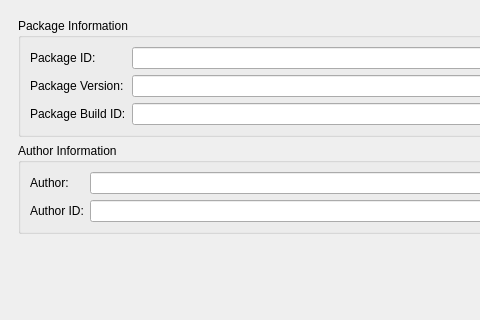
Qt form src/plugins/qnx/bardescriptoreditorwidget.ui (qt-creator/qt-creator) before a commit; both pictures show x 0 to 480 and y 0 to 320 of the 1039 by 735 pixel window.
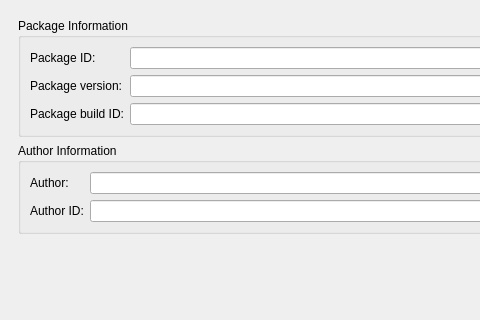
The same form after that commit. Custom widgets are drawn as their Qt base class.

Commit message:
UI text: edit QNX messages
Fix capitalization of UI text.

Diff of the .ui file:
```diff
--- a/src/plugins/qnx/bardescriptoreditorwidget.ui
+++ b/src/plugins/qnx/bardescriptoreditorwidget.ui
@@ -65,7 +65,7 @@
            <item row="1" column="0">
             <widget class="QLabel" name="label_2">
              <property name="text">
-              <string>Package Version:</string>
+              <string>Package version:</string>
              </property>
             </widget>
            </item>
@@ -75,7 +75,7 @@
            <item row="2" column="0">
             <widget class="QLabel" name="label_3">
              <property name="text">
-              <string>Package Build ID:</string>
+              <string>Package build ID:</string>
              </property>
             </widget>
            </item>
```
The commit also changes 1 other file.
